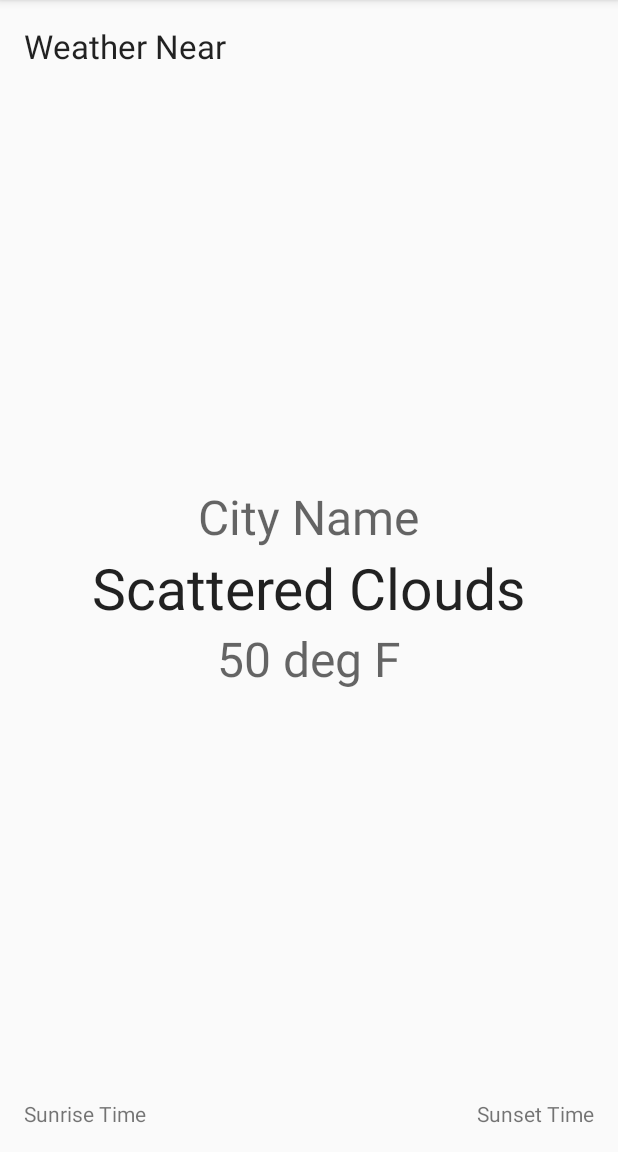
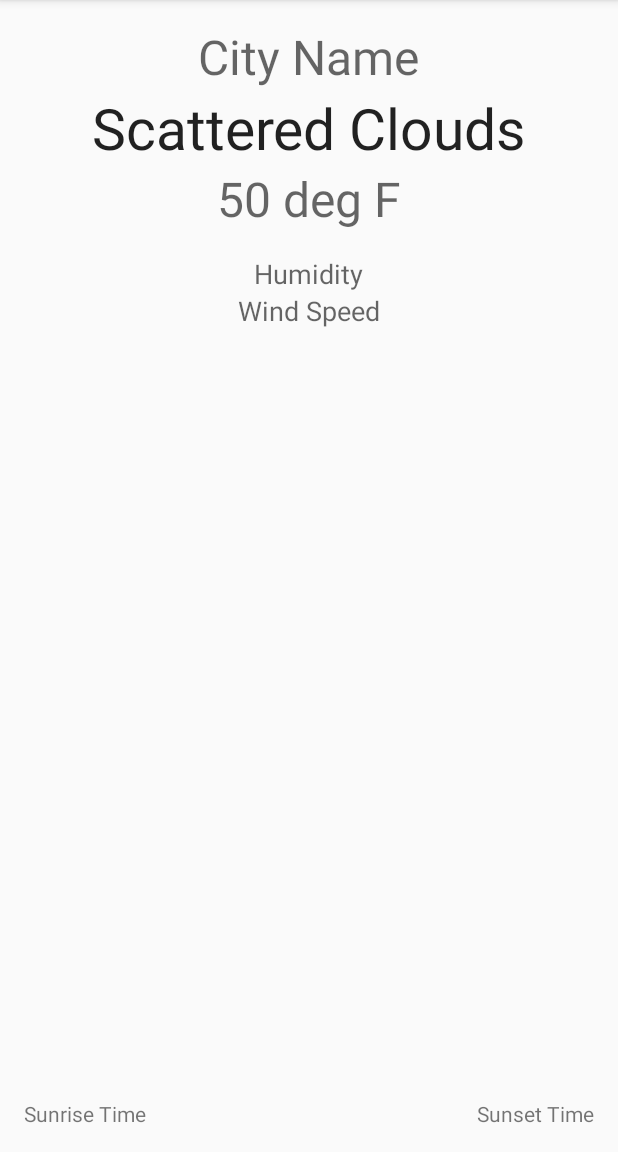
Before and after one commit to JeffreyRuder/WeatherBot, an Android app: the screen it shows after launch (CurrentWeatherActivity), after a tap on "SUBMIT", on a phone screen of 412 x 824 dp, the part 84-1236 px from its top. Run offline under Robolectric (Android 15) with nearby library versions, the phone set to English and light mode, and no system bars; our stand-ins replace ButterKnife, Picasso; pictures from the network do not load.

Commit message:
Implement search for city and add additional output to CurrentWeatherActivity

```diff
--- a/app/src/main/java/com/example/guest/weatherbot/services/OpenWeatherService.java
+++ b/app/src/main/java/com/example/guest/weatherbot/services/OpenWeatherService.java
@@ -17,6 +17,8 @@ import java.io.IOException;
 import java.text.DateFormat;
 import java.util.ArrayList;
 import java.util.Date;
+import java.util.regex.Matcher;
+import java.util.regex.Pattern;
 
 import okhttp3.Call;
 import okhttp3.Callback;
@@ -38,7 +40,16 @@ public class OpenWeatherService {
         OkHttpClient client = new OkHttpClient.Builder().build();
 
         HttpUrl.Builder urlBuilder = HttpUrl.parse("http://api.openweathermap.org/data/2.5/weather").newBuilder();
-        urlBuilder.addQueryParameter("zip", location);
+
+        String zipCodePattern = "[0-9]{5}";
+        Matcher matcher = Pattern.compile(zipCodePattern).matcher(location);
+        if (matcher.find()) {
+            String parsedLocation = matcher.group();
+            urlBuilder.addQueryParameter("zip", parsedLocation);
+        } else {
+            String parsedLocation = location.trim();
+            urlBuilder.addQueryParameter("q", parsedLocation);
+        }
         urlBuilder.addQueryParameter("appid", APPID);
         String url = urlBuilder.build().toString();
 
--- a/app/src/main/java/com/example/guest/weatherbot/services/TemperatureConverter.java
+++ b/app/src/main/java/com/example/guest/weatherbot/services/TemperatureConverter.java
@@ -1,8 +1,5 @@
 package com.example.guest.weatherbot.services;
 
-/**
- * Created by Guest on 3/21/16.
- */
 public class TemperatureConverter {
     public static String toFahrenheit(double kelvin) {
         Double fahrenheit = (kelvin * 1.8) - 459.67;
--- a/app/src/main/java/com/example/guest/weatherbot/ui/CurrentWeatherActivity.java
+++ b/app/src/main/java/com/example/guest/weatherbot/ui/CurrentWeatherActivity.java
@@ -1,13 +1,10 @@
 package com.example.guest.weatherbot.ui;
 
-import android.content.Context;
 import android.content.Intent;
 import android.content.res.Resources;
 import android.support.v4.content.ContextCompat;
 import android.support.v7.app.AppCompatActivity;
 import android.os.Bundle;
-import android.util.Log;
-import android.view.Gravity;
 import android.widget.ImageView;
 import android.widget.TextView;
 import android.widget.Toast;
@@ -17,15 +14,15 @@ import com.example.guest.weatherbot.models.WeatherStatus;
 import com.example.guest.weatherbot.services.ImageFinder;
 import com.example.guest.weatherbot.services.OpenWeatherService;
 import com.example.guest.weatherbot.services.TemperatureConverter;
+import com.example.guest.weatherbot.services.WindDirectionConverter;
 import com.squareup.picasso.Picasso;
 
 import org.apache.commons.lang3.text.WordUtils;
-import org.apache.commons.lang3.time.DateFormatUtils;
-import org.apache.commons.lang3.time.FastDateFormat;
 
 import java.io.IOException;
 import java.text.DateFormat;
 import java.util.ArrayList;
+import java.util.Locale;
 
 import butterknife.Bind;
 import butterknife.ButterKnife;
@@ -34,13 +31,14 @@ import okhttp3.Callback;
 import okhttp3.Response;
 
 public class CurrentWeatherActivity extends AppCompatActivity {
-    @Bind(R.id.locationTextView) TextView mLocationTextView;
     @Bind(R.id.cityNameTextView) TextView mCityNameTextView;
     @Bind(R.id.temperatureTextView) TextView mTemperatureTextView;
     @Bind(R.id.weatherDescriptionTextView) TextView mWeatherDescriptionTextView;
     @Bind(R.id.backgroundImage) ImageView mBackgroundImage;
     @Bind(R.id.sunriseTextView) TextView mSunriseTextView;
     @Bind(R.id.sunsetTextView) TextView mSunsetTextView;
+    @Bind(R.id.humidityTextView) TextView mHumidityTextView;
+    @Bind(R.id.windSpeedTextView) TextView mWindTextView;
 
     public ArrayList<WeatherStatus> mCurrentStatus = new ArrayList<>();
     public ArrayList<WeatherStatus> mForecastStatus = new ArrayList<>();
@@ -54,9 +52,7 @@ public class CurrentWeatherActivity extends AppCompatActivity {
 
         Intent intent = getIntent();
         String location = intent.getStringExtra("location");
-        Resources res = getResources();
 
-        mLocationTextView.setText(String.format(res.getString(R.string.weather_near), location));
         getCurrentWeather(location);
         getForecast(location);
     }
@@ -82,11 +78,16 @@ public class CurrentWeatherActivity extends AppCompatActivity {
                         try {
                             WeatherStatus currentWeatherStatus = mCurrentStatus.get(0);
 
+                            String windSpeed = String.format(Locale.US, "%.1f", currentWeatherStatus.getWindSpeed() * 2.23694);
+                            String windDirection = String.format(Locale.US, WindDirectionConverter.convert(currentWeatherStatus.getWindDegrees()));
+
                             mCityNameTextView.setText(currentWeatherStatus.getCityName());
                             mWeatherDescriptionTextView.setText(WordUtils.capitalize(currentWeatherStatus.getDescription()));
                             mTemperatureTextView.setText(String.format(res.getString(R.string.temperature_output), TemperatureConverter.toFahrenheit(currentWeatherStatus.getTemp())));
                             mSunriseTextView.setText(String.format(res.getString(R.string.sunrise_output), timeFormatter.format(currentWeatherStatus.getSunrise())));
                             mSunsetTextView.setText(String.format(res.getString(R.string.sunset_output), timeFormatter.format(currentWeatherStatus.getSunset())));
+                            mHumidityTextView.setText(String.format(res.getString(R.string.humidity_output), currentWeatherStatus.getHumidity()));
+                            mWindTextView.setText(String.format(res.getString(R.string.wind_output), windDirection, windSpeed));
                             String image = ImageFinder.findImage(currentWeatherStatus);
 
                             if (!image.isEmpty()) {
--- a/app/src/main/java/com/example/guest/weatherbot/ui/MainActivity.java
+++ b/app/src/main/java/com/example/guest/weatherbot/ui/MainActivity.java
@@ -3,6 +3,7 @@ package com.example.guest.weatherbot.ui;
 import android.content.Intent;
 import android.support.v7.app.AppCompatActivity;
 import android.os.Bundle;
+import android.util.Log;
 import android.view.KeyEvent;
 import android.view.View;
 import android.view.inputmethod.EditorInfo;
@@ -13,6 +14,9 @@ import android.widget.TextView;
 
 import com.example.guest.weatherbot.R;
 import com.squareup.picasso.Picasso;
+
+import java.util.regex.Matcher;
+import java.util.regex.Pattern;
 
 import butterknife.Bind;
 import butterknife.ButterKnife;
--- a/app/src/main/res/layout/activity_current_weather.xml
+++ b/app/src/main/res/layout/activity_current_weather.xml
@@ -12,22 +12,14 @@
         android:alpha="0.3"
         android:id="@+id/backgroundImage" />
 
-    <TextView
-        android:layout_width="wrap_content"
-        android:layout_height="wrap_content"
-        android:textAppearance="?android:attr/textAppearanceLarge"
-        android:text="Weather Near 90120"
-        android:layout_margin="@dimen/activity_horizontal_margin"
-        android:id="@+id/locationTextView"
-        android:layout_alignParentTop="true"
-        android:layout_alignParentLeft="true"
-        android:layout_alignParentStart="true" />
-
     <RelativeLayout
         xmlns:android="http://schemas.android.com/apk/res/android"
         android:layout_width="match_parent"
         android:layout_height="wrap_content"
-        android:layout_centerVertical="true">
+        android:layout_alignParentTop="true"
+        android:layout_alignParentLeft="true"
+        android:layout_alignParentStart="true"
+        android:id="@+id/relativeLayout">
 
         <TextView
             android:layout_width="wrap_content"
@@ -82,4 +74,23 @@
         android:layout_margin="@dimen/activity_vertical_margin"
         android:layout_alignParentEnd="true" />
 
+    <TextView
+        android:layout_width="wrap_content"
+        android:layout_height="wrap_content"
+        android:textAppearance="?android:attr/textAppearanceMedium"
+        android:text="Humidity"
+        android:id="@+id/humidityTextView"
+        android:layout_below="@+id/relativeLayout"
+        android:layout_marginTop="@dimen/activity_vertical_margin"
+        android:layout_centerHorizontal="true" />
+
+    <TextView
+        android:layout_width="wrap_content"
+        android:layout_height="wrap_content"
+        android:textAppearance="?android:attr/textAppearanceMedium"
+        android:text="Wind Speed"
+        android:id="@+id/windSpeedTextView"
+        android:layout_below="@+id/humidityTextView"
+        android:layout_centerHorizontal="true" />
+
 </RelativeLayout>
--- a/app/src/main/res/layout/activity_main.xml
+++ b/app/src/main/res/layout/activity_main.xml
@@ -15,13 +15,13 @@
         android:layout_width="wrap_content"
         android:layout_height="wrap_content"
         android:id="@+id/userZip"
-        android:hint="@string/zip_code_hint"
+        android:hint="@string/user_input_hint"
         android:background="@color/colorPrimary"
         android:textColor="@color/colorIcon"
         android:textColorHint="@color/colorIcon"
         android:padding="6dp"
         android:gravity="center_horizontal"
-        android:inputType="number"
+        android:singleLine="true"
         android:layout_above="@+id/submitButton"
         android:layout_marginBottom="@dimen/activity_vertical_margin"
         android:layout_centerHorizontal="true" />
--- a/app/src/main/res/values/strings.xml
+++ b/app/src/main/res/values/strings.xml
@@ -3,13 +3,13 @@
 
     <string name="appid">b65070e5fb08750ce2107ae3286b7f60</string>
 
-    <string name="zip_code_hint">Enter Zip Code</string>
+    <string name="user_input_hint">Enter a Location</string>
     <string name="submit">Submit</string>
-
-    <string name="weather_near">Weather Near %s</string>
 
     <string name="temperature_output">%s&#xb0; F</string>
     <string name="sunrise_output">Sunrise: %s</string>
     <string name="sunset_output">Sunset: %s</string>
+    <string name="humidity_output">Humidity %d%%</string>
+    <string name="wind_output" formatted="false">Wind %s %s mph</string>
     <string name="current_weather_background_content_description">Image of %s</string>
 </resources>
```
Also changed, not shown: app/src/main/java/com/example/guest/weatherbot/services/WindDirectionConverter.java (added, +42 -0 lines).
